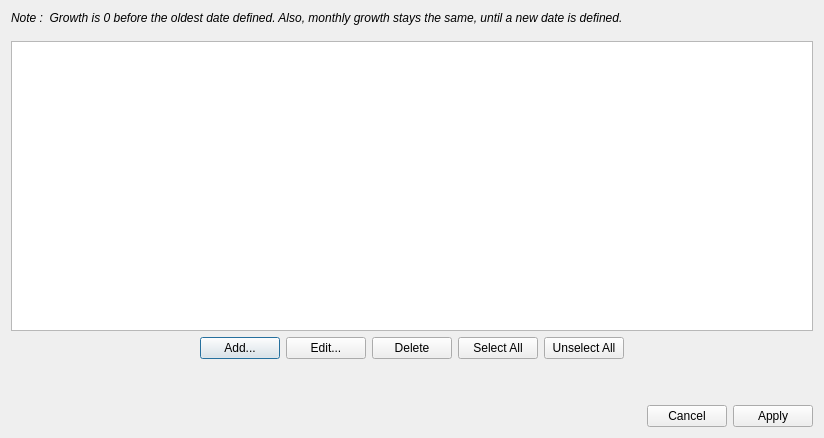
The window that editvariablegrowthdialog.ui (redmoon1945/gbp) describes before a commit, drawn with Qt 5.
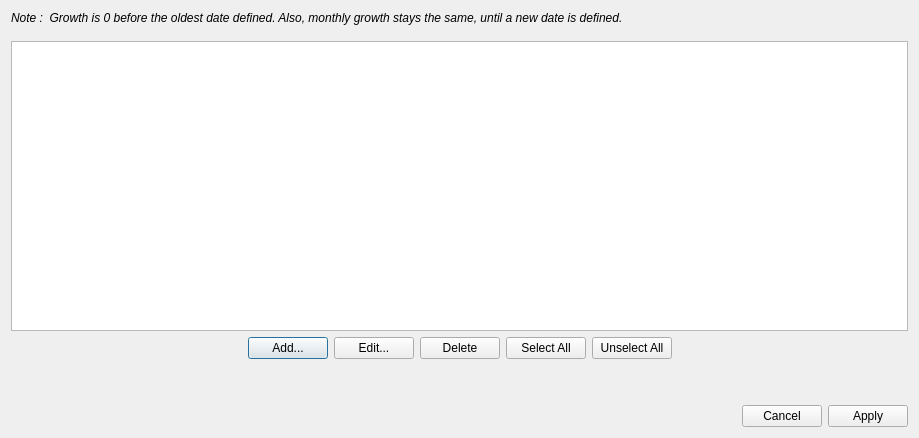
The same window after the commit.

```diff
--- a/editvariablegrowthdialog.ui
+++ b/editvariablegrowthdialog.ui
@@ -6,7 +6,7 @@
    <rect>
     <x>0</x>
     <y>0</y>
-    <width>824</width>
+    <width>919</width>
     <height>438</height>
    </rect>
   </property>
```
